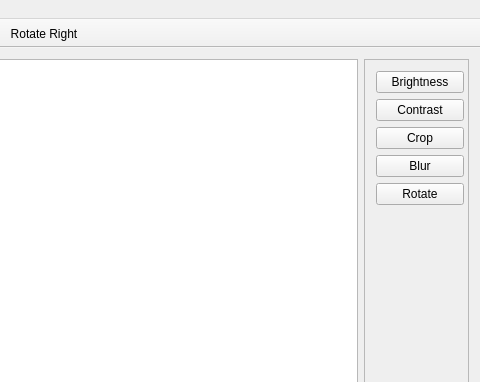
The window that src/gui/mainwindow.ui (CervecerosCodigo/CCIMP) describes before a commit, drawn with Qt 5; both pictures show x 800 to 1280 and y 0 to 382 of the 1280 by 720 pixel window.
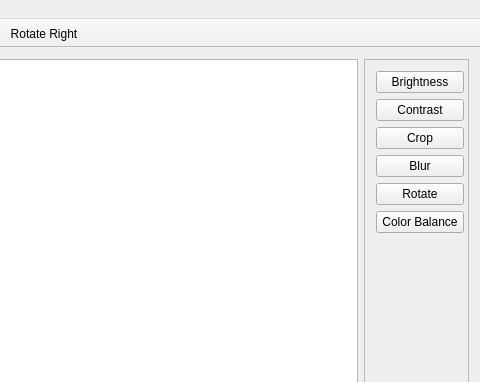
The same window after the commit. Icons and pictures are not drawn.

Diff of the .ui file:
```diff
--- a/src/gui/mainwindow.ui
+++ b/src/gui/mainwindow.ui
@@ -142,6 +142,13 @@
            </property>
           </widget>
          </item>
+         <item row="5" column="0" colspan="2">
+          <widget class="QPushButton" name="colorBalanceButton">
+           <property name="text">
+            <string>Color Balance</string>
+           </property>
+          </widget>
+         </item>
         </layout>
        </widget>
       </widget>
```
